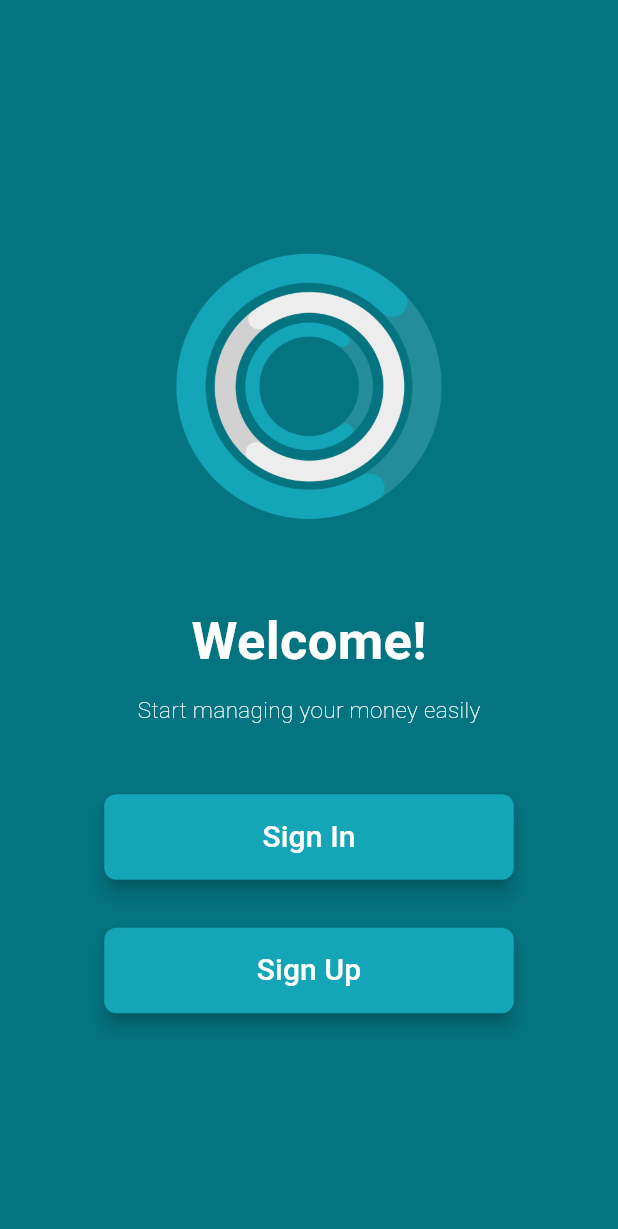
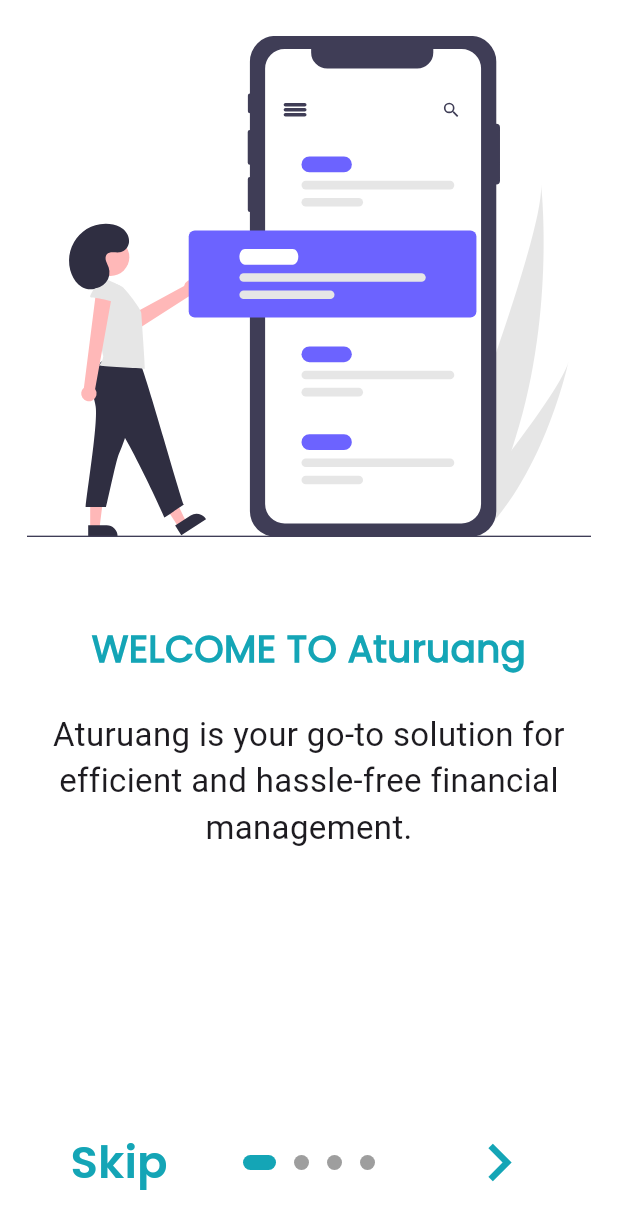
Before and after one commit to queenalpha/AturUang-Project, a Flutter app: the screen it shows after launch, on a phone screen of 412 x 824 dp. Shown: the top 1229 px of the screen. Run offline on Flutter 3.47's test engine with Material 3 defaults, Android fonts, the phone set to English and light mode, and no system bars; drawn by our look-alikes of introduction_screen; our stand-ins replace firebase_auth, firebase_core, flutter_svg, google_fonts, shared_preferences; accounts and stored records are empty.

Commit message:
Creating onetime Onboarding page

```diff
--- a/lib/main.dart
+++ b/lib/main.dart
@@ -1,10 +1,13 @@
 import 'package:aturuang_project/welcoming-pages/Home.dart';
+import 'package:aturuang_project/welcoming-pages/Onboarding.dart';
 import 'package:aturuang_project/welcoming-pages/Splashscreen.dart';
 import 'package:aturuang_project/login.dart';
 import 'package:aturuang_project/register.dart';
+import 'package:aturuang_project/welcoming-pages/Welcome_pages.dart';
 import 'package:flutter/material.dart';
 import 'package:firebase_core/firebase_core.dart';
 import 'firebase_options.dart';
+
 
 void main() async {
   WidgetsFlutterBinding.ensureInitialized();
@@ -24,6 +27,8 @@
         title: 'Aturuang',
         home: SplashScreen(),
         routes: {
+          'welcome': (context) => const WelcomingPage(title: 'Welcome'),
+          'onboard': (context) => const onBoardingPage(),
           'login': (context) => const LoginScreen(),
           'register': (context) => const RegistrationScreen(),
           'home': (context) => const HomePage(),
--- /dev/null
+++ b/lib/welcoming-pages/Onboarding.dart
@@ -0,0 +1,109 @@
+import 'package:flutter/material.dart';
+import 'package:flutter_svg/flutter_svg.dart';
+import 'package:introduction_screen/introduction_screen.dart';
+import 'Welcome_pages.dart';
+
+class onBoardingPage extends StatelessWidget {
+  const onBoardingPage({Key? key}) : super(key: key);
+  @override
+  Widget build(BuildContext context) {
+    return IntroductionScreen(
+      pages: [
+        PageViewModel(
+          title: 'WELCOME TO Aturuang',
+          body:
+              "Aturuang is your go-to solution for efficient and hassle-free financial management.",
+          image: SvgPicture.asset(
+            'assets/undraw_note_list_re_r4u9.svg',
+            height: 600,
+          ),
+          //assets/undraw_transfer_money_re_6o1h.svg
+          decoration: buildDecoration(),
+        ),
+        PageViewModel(
+          title: 'Income and Expense',
+          body:
+              'You can enter your income and expenses with the results of digital recording.',
+          image: SvgPicture.asset(
+            'assets/undraw_transfer_money_re_6o1h.svg',
+            height: 600,
+          ),
+          //assets/undraw_vault_re_s4my.svg
+          decoration: buildDecoration(),
+        ),
+        PageViewModel(
+          title: 'Savings',
+          body: 'manage your savings by entering your income over time',
+          image: SvgPicture.asset(
+            'assets/undraw_vault_re_s4my.svg',
+            height: 600,
+          ),
+          //assets/undraw_personal_goals_re_iow7.svg
+          decoration: buildDecoration(),
+        ),
+        PageViewModel(
+          title: 'Goals',
+          body:
+              'reach your savings target with the progress bar display results',
+          image: SvgPicture.asset(
+            'assets/undraw_personal_goals_re_iow7.svg',
+            height: 600,
+          ),
+          //assets/undraw_personal_goals_re_iow7.svg
+          decoration: buildDecoration(),
+        ),
+      ],
+      next: Icon(
+        Icons.navigate_next_outlined,
+        size: 50,
+        color: const Color.fromARGB(255, 20, 165, 182),
+      ),
+      done: Text('Done',
+          style: TextStyle(
+              fontFamily: 'Poppins-SemiBold',
+              color: const Color.fromARGB(255, 20, 162, 182),
+              fontSize: 30)),
+      onDone: () => goToHome(context),
+      showSkipButton: true,
+      skip: Text(
+        'Skip',
+        style: TextStyle(
+            fontFamily: 'Poppins-SemiBold',
+            color: const Color.fromARGB(255, 20, 165, 182),
+            fontSize: 30),
+      ), //by default, skip goes to the last page
+      onSkip: () => goToHome(context),
+      dotsDecorator: getDotDecoration(),
+      animationDuration: 400,
+      globalBackgroundColor: Colors.white,
+    );
+  }
+
+  DotsDecorator getDotDecoration() => DotsDecorator(
+      color: Colors.grey,
+      size: Size(10, 10),
+      activeColor: const Color.fromARGB(255, 20, 165, 182),
+      activeSize: Size(22, 10),
+      activeShape: RoundedRectangleBorder(
+        borderRadius: BorderRadius.circular(24),
+      ));
+
+  void goToHome(BuildContext context) =>
+      Navigator.of(context).pushReplacement(MaterialPageRoute(
+          builder: (_) => WelcomingPage(
+                title: 'Welcome',
+              )));
+
+  PageDecoration buildDecoration() => PageDecoration(
+      titleTextStyle: TextStyle(
+          fontFamily: 'Poppins-Regular',
+          fontSize: 25,
+          fontWeight: FontWeight.bold,
+          color: const Color.fromARGB(255, 20, 165, 182)),
+      bodyTextStyle: TextStyle(
+        fontSize: 22,
+      ),
+      pageColor: Colors.white,
+      imagePadding: EdgeInsets.all(18.0),
+      bodyPadding: EdgeInsets.only(bottom: 1.0));
+}
--- a/lib/welcoming-pages/Welcome_pages.dart
+++ b/lib/welcoming-pages/Welcome_pages.dart
@@ -1,6 +1,7 @@
 import 'package:flutter/material.dart';
 import '../configuration/theme_config.dart';
 import '../configuration/rounded button.dart';
+
 
 class WelcomingPage extends StatefulWidget {
   const WelcomingPage({Key? key, required String title}) : super(key: key);
@@ -52,7 +53,5 @@
         )
       ])),
     );
-
-    // Positioned(bottom: 200, child: Image.asset('assets/Ellipse3.png'))
   }
 }
```
Also changed, not shown: lib/login.dart (+5 -4 lines), lib/register.dart (+6 -5 lines), lib/welcoming-pages/Splashscreen.dart (+12 -3 lines), pubspec.yaml (+17 -15 lines), assets/undraw_note_list_re_r4u9.svg (added), assets/undraw_personal_goals_re_iow7.svg (added), assets/undraw_transfer_money_re_6o1h.svg (added), assets/undraw_vault_re_s4my.svg (added), pubspec.lock, 3 other files.
